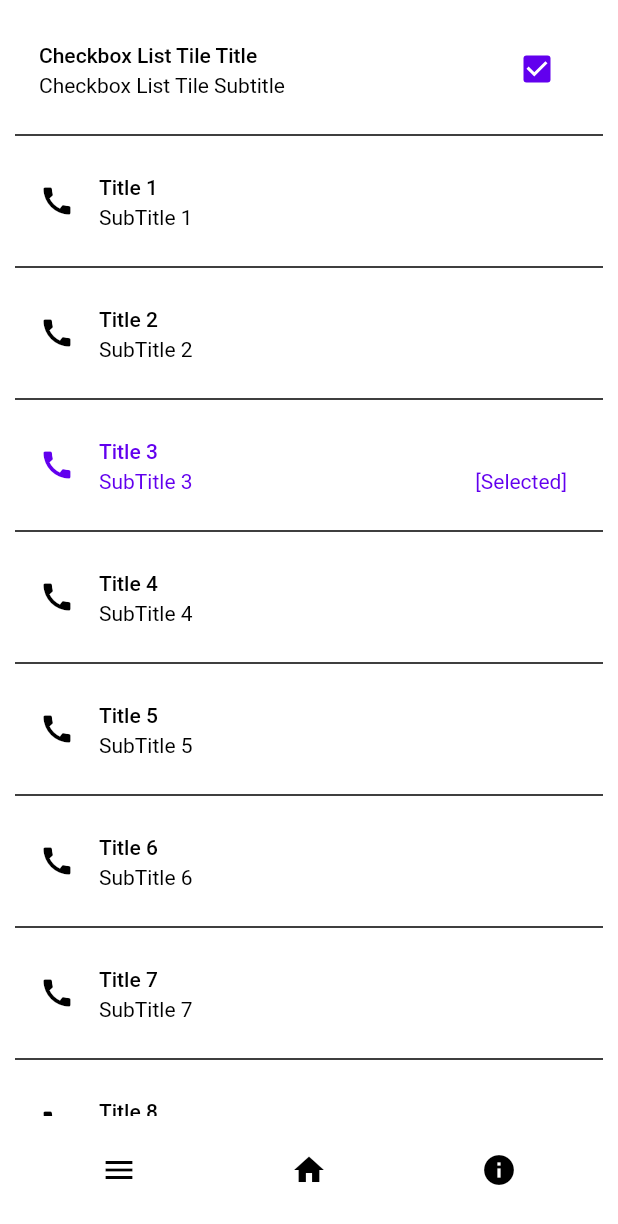
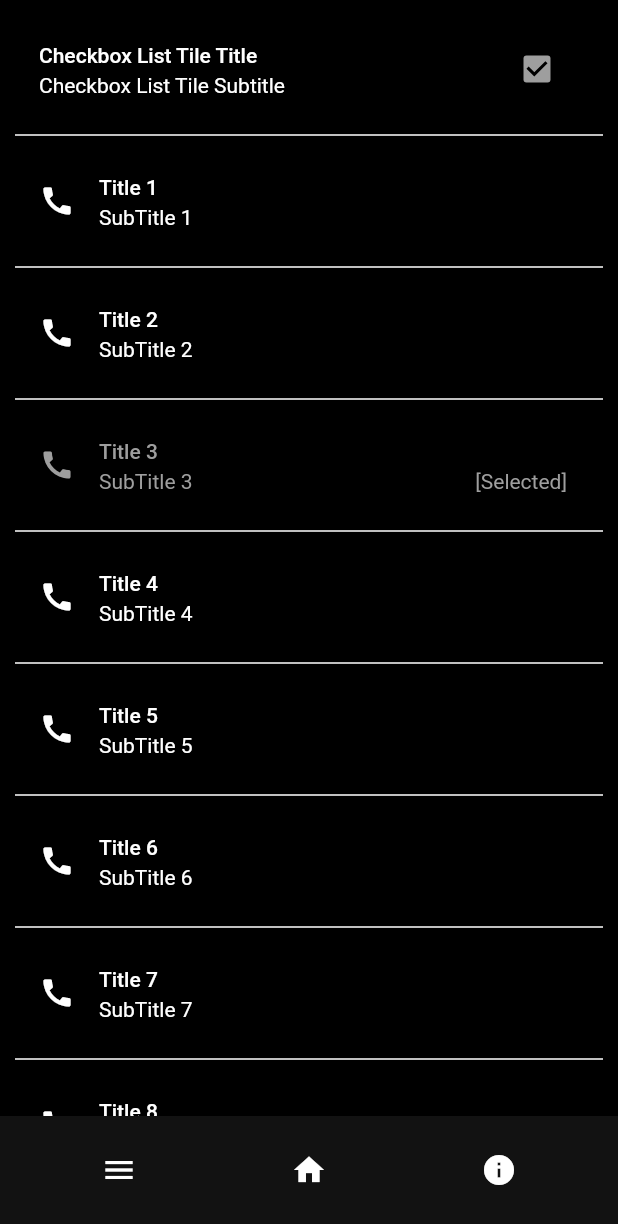
Before and after one commit to vipvijayan/vipvijayan.github.io, a Flutter app: the ListTab screen opened directly, on a phone screen of 412 x 824 dp. Shown: the top 1224 px of the screen. Run offline on Flutter 3.47's test engine with Material 2 defaults, Android fonts, the phone set to English and light mode, and no system bars; our stand-ins replace device_preview, firebase_analytics, firebase_core, flutter_colorpicker, flutter_highlight, flutter_widget_from_html and 6 more; accounts and stored records are empty; statements that could not run were skipped; project files that could hold a hidden picture were left out.

Commit message:
fix: app theme fix

```diff
--- a/flutter_themer/assets/files/configuration/theme_configuration_0.json
+++ b/flutter_themer/assets/files/configuration/theme_configuration_0.json
@@ -43,7 +43,7 @@
                {
                   "id":1,
                   "subtitle":false,
-                  "title":"Use Material 3",
+                  "title":"Material 3",
                   "key":"key_use_material_3",
                   "value_type":"boolean",
                   "input":"boolean",
--- a/flutter_themer/assets/files/configuration/theme_configuration_1.json
+++ b/flutter_themer/assets/files/configuration/theme_configuration_1.json
@@ -43,7 +43,7 @@
                {
                   "id":1,
                   "subtitle":false,
-                  "title":"Use Material 3",
+                  "title":"Material 3",
                   "key":"key_use_material_3",
                   "value_type":"boolean",
                   "input":"boolean",
--- a/flutter_themer/lib/pages/splash_screen.dart
+++ b/flutter_themer/lib/pages/splash_screen.dart
@@ -5,6 +5,6 @@ class SplashScreen extends StatelessWidget {
 
   @override
   Widget build(BuildContext context) {
-    return Container(color: Colors.white, child: AppIcon(dimen: 50));
+    return Container(child: AppIcon(dimen: 50));
   }
 }
--- a/flutter_themer/lib/state/app_state.dart
+++ b/flutter_themer/lib/state/app_state.dart
@@ -1,7 +1,10 @@
 import 'package:flutter_themer/utils/exports.dart';
+
+var appLightTheme = false;
 
 class ThemeAppState extends ChangeNotifier {
   //
+  bool appDarkMode = false;
   bool previewLoading = false;
   bool showPreviewToolbar = false;
   bool settingsOpen = false;
--- /dev/null
+++ b/flutter_themer/lib/state/theme_changer.dart
@@ -0,0 +1,58 @@
+import 'package:flutter_themer/utils/exports.dart';
+
+class AppBuilder extends StatefulWidget {
+  //
+  const AppBuilder({
+    Key? key,
+    required this.builder,
+  }) : super(key: key);
+
+  final Function(BuildContext) builder;
+
+  @override
+  AppBuilderState createState() => AppBuilderState();
+
+  static AppBuilderState? of(BuildContext context) {
+    return context.findAncestorStateOfType<AppBuilderState>();
+  }
+}
+
+class AppBuilderState extends State<AppBuilder> {
+  @override
+  Widget build(BuildContext context) {
+    return widget.builder(context);
+  }
+
+  void rebuild() {
+    setState(() {});
+  }
+}
+
+final lightTheme = ThemeData.light().copyWith(
+  useMaterial3: true,
+  scaffoldBackgroundColor: Colors.white,
+  primaryColor: Colors.white,
+  colorScheme: ColorScheme.light()
+      .copyWith(primary: Colors.greenAccent, background: Colors.white),
+  appBarTheme: AppBarTheme(
+    elevation: 0,
+    toolbarHeight: kToolbarHeight + 10,
+  ),
+  extensions: <ThemeExtension<dynamic>>[
+    MyColors.light,
+  ],
+);
+
+final darkTheme = ThemeData.dark().copyWith(
+  useMaterial3: true,
+  scaffoldBackgroundColor: Colors.black,
+  colorScheme: ColorScheme.dark()
+      .copyWith(primary: Colors.grey, background: Colors.black),
+  appBarTheme: AppBarTheme(
+    elevation: 0,
+    toolbarHeight: kToolbarHeight + 10,
+  ),
+  extensions: <ThemeExtension<dynamic>>[
+    MyColors.dark,
+  ],
+);
```
Also changed, not shown: flutter_themer/lib/app/app.dart (+6 -27 lines), flutter_themer/lib/pages/home_screen.dart (+14 -13 lines), flutter_themer/lib/pages/tab/theme_builder_tab.dart (+14 -10 lines), flutter_themer/lib/widgets/theme_toggler.dart (+12 -12 lines), flutter_themer/assets/files/configuration/theme_configuration_2.json.
